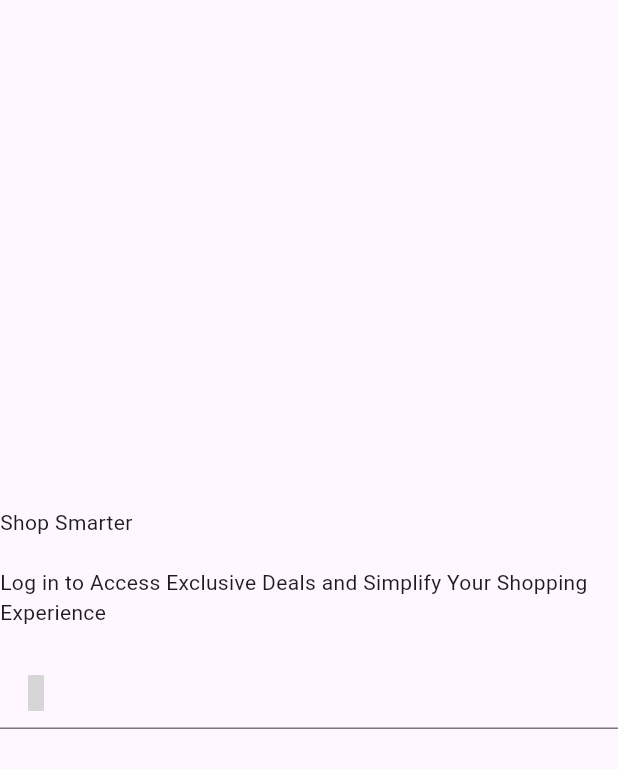
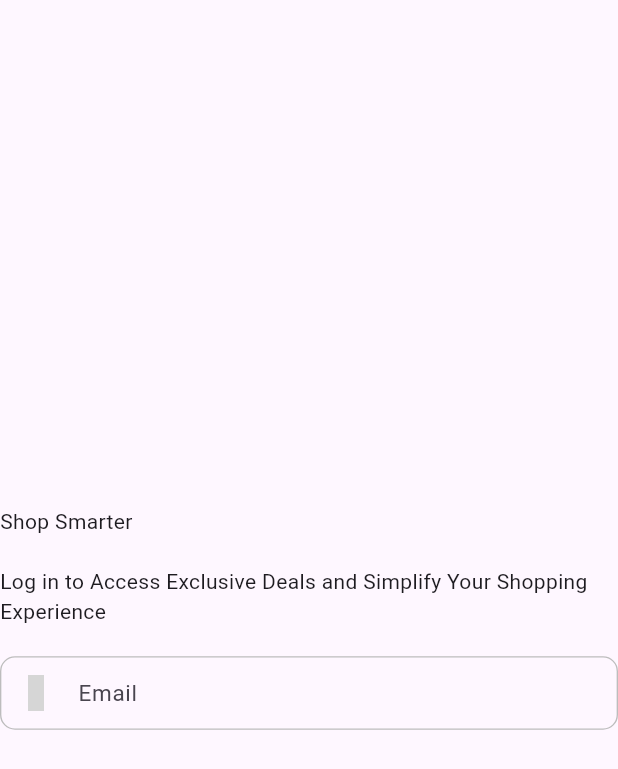
Before and after one commit to NabeelTiwana/stater_app, a Flutter app: the LoginScreen screen opened directly, on a phone screen of 412 x 824 dp. Shown: the top 769 px of the screen. Run offline on Flutter 3.47's test engine with Material 3 defaults, Android fonts, the phone set to English and light mode, and no system bars; our stand-ins replace iconsax, lottie, shared_preferences, smooth_page_indicator; accounts and stored records are empty; grey boxes are pictures that could not be loaded.

Commit message:
login upadate

```diff
--- a/lib/screens/login/login_screen.dart
+++ b/lib/screens/login/login_screen.dart
@@ -1,6 +1,6 @@
 import 'package:flutter/material.dart';
-import 'package:iconsax/iconsax.dart';
 import 'package:starter_app/responsive/responsive_helper.dart';
+import 'package:starter_app/screens/login/widget/text_form_feild.dart';
 import 'package:starter_app/utils/constant/texts.dart';
 
 class LoginScreen extends StatelessWidget {
@@ -31,9 +31,7 @@ class LoginScreen extends StatelessWidget {
               mediumPhone: 20.0,
             ),
           ),
-          TextField(
-            decoration: InputDecoration(prefixIcon: Icon(Iconsax.direct_right)),
-          ),
+          MyEmailFormField(),
         ],
       ),
     );
--- /dev/null
+++ b/lib/screens/login/widget/text_form_feild.dart
@@ -0,0 +1,187 @@
+import 'package:flutter/material.dart';
+import 'package:iconsax/iconsax.dart';
+import 'package:starter_app/responsive/responsive_text_style.dart';
+import '../../../responsive/responsive_helper.dart';
+ // Make sure to import your responsive helper
+
+class MyEmailFormField extends StatelessWidget {
+  final TextEditingController? controller;
+  final String? hintText;
+  final String? labelText;
+  final Widget? prefixIcon;
+  final Widget? suffixIcon;
+  final ValueChanged<String>? onChanged;
+  final bool readOnly;
+  final VoidCallback? onTap;
+  final double? borderRadius;
+  final EdgeInsetsGeometry? contentPadding;
+  final bool? enabled;
+  final TextStyle? hintStyle;
+  final TextStyle? labelStyle;
+  final TextStyle? style;
+  final Color? fillColor;
+  final bool filled;
+
+  const MyEmailFormField({
+    super.key,
+    this.controller,
+    this.hintText = 'Email',
+    this.labelText = 'Email',
+    this.prefixIcon = const Icon(Iconsax.direct_right),
+    this.suffixIcon,
+    this.onChanged,
+    this.readOnly = false,
+    this.onTap,
+    this.borderRadius,
+    this.contentPadding,
+    this.enabled,
+    this.hintStyle,
+    this.labelStyle,
+    this.style,
+    this.fillColor,
+    this.filled = false,
+  });
+
+  // Email validation regex
+  static bool _validateEmail(String email) {
+    return RegExp(
+      r'^[\w-\.]+@([\w-]+\.)+[\w-]{2,4}$',
+    ).hasMatch(email);
+  }
+
+  @override
+  Widget build(BuildContext context) {
+    return TextFormField(
+      controller: controller,
+      keyboardType: TextInputType.emailAddress,
+      textInputAction: TextInputAction.next,
+      validator: (value) {
+        if (value == null || value.isEmpty) {
+          return 'Please enter your email';
+        }
+        if (!_validateEmail(value)) {
+          return 'Please enter a valid email';
+        }
+        return null;
+      },
+      onChanged: onChanged,
+      readOnly: readOnly,
+      onTap: onTap,
+      enabled: enabled,
+      style: style ?? context.responsiveBodyMedium,
+      decoration: InputDecoration(
+        hintText: hintText,
+        labelText: labelText,
+        prefixIcon: prefixIcon,
+        suffixIcon: suffixIcon,
+        filled: filled,
+        fillColor: fillColor,
+        hintStyle: hintStyle ?? context.responsiveBodyMedium?.copyWith(
+          color: Colors.grey.shade600,
+        ),
+        labelStyle: labelStyle ?? context.responsiveBodyLarge,
+        contentPadding: contentPadding ?? EdgeInsets.symmetric(
+          vertical: ResponsiveHelper.getValueForPhoneSize(
+            context,
+            smallPhone: 14,
+            largePhone: 16,
+            mediumPhone: 15,
+          ),
+          horizontal: ResponsiveHelper.getValueForPhoneSize(
+            context,
+            smallPhone: 12,
+            largePhone: 16,
+            mediumPhone: 14,
+          ),
+        ),
+        border: OutlineInputBorder(
+          borderRadius: BorderRadius.circular(
+            borderRadius ?? ResponsiveHelper.getValueForPhoneSize(
+              context,
+              smallPhone: 8.0,
+              largePhone: 12.0,
+              mediumPhone: 10.0,
+            ),
+          ),
+          borderSide: const BorderSide(),
+        ),
+        enabledBorder: OutlineInputBorder(
+          borderRadius: BorderRadius.circular(
+            borderRadius ?? ResponsiveHelper.getValueForPhoneSize(
+              context,
+              smallPhone: 8.0,
+              largePhone: 12.0,
+              mediumPhone: 10.0,
+            ),
+          ),
+          borderSide: BorderSide(
+            color: Colors.grey.shade400,
+            width: ResponsiveHelper.getValueForPhoneSize(
+              context,
+              smallPhone: 0.8,
+              largePhone: 1.0,
+              mediumPhone: 0.9,
+            ),
+          ),
+        ),
+        focusedBorder: OutlineInputBorder(
+          borderRadius: BorderRadius.circular(
+            borderRadius ?? ResponsiveHelper.getValueForPhoneSize(
+              context,
+              smallPhone: 8.0,
+              largePhone: 12.0,
+              mediumPhone: 10.0,
+            ),
+          ),
+          borderSide: BorderSide(
+            color: Colors.blue,
+            width: ResponsiveHelper.getValueForPhoneSize(
+              context,
+              smallPhone: 1.5,
+              largePhone: 2.0,
+              mediumPhone: 1.8,
+            ),
+          ),
+        ),
+        errorBorder: OutlineInputBorder(
+          borderRadius: BorderRadius.circular(
+            borderRadius ?? ResponsiveHelper.getValueForPhoneSize(
+              context,
+              smallPhone: 8.0,
+              largePhone: 12.0,
+              mediumPhone: 10.0,
+            ),
+          ),
+          borderSide: BorderSide(
+            color: Colors.red,
+            width: ResponsiveHelper.getValueForPhoneSize(
+              context,
+              smallPhone: 1.5,
+              largePhone: 2.0,
+              mediumPhone: 1.8,
+            ),
+          ),
+        ),
+        focusedErrorBorder: OutlineInputBorder(
+          borderRadius: BorderRadius.circular(
+            borderRadius ?? ResponsiveHelper.getValueForPhoneSize(
+              context,
+              smallPhone: 8.0,
+              largePhone: 12.0,
+              mediumPhone: 10.0,
+            ),
+          ),
+          borderSide: BorderSide(
+            color: Colors.red,
+            width: ResponsiveHelper.getValueForPhoneSize(
+              context,
+              smallPhone: 1.5,
+              largePhone: 2.0,
+              mediumPhone: 1.8,
+            ),
+          ),
+        ),
+      ),
+    );
+  }
+}
```
